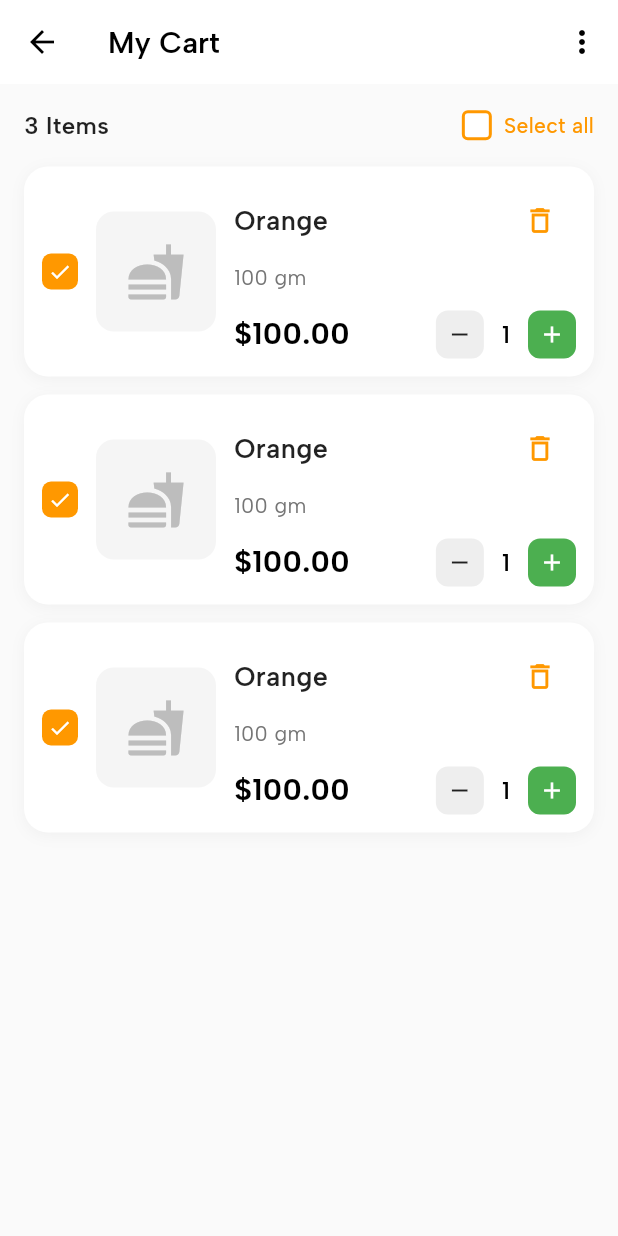
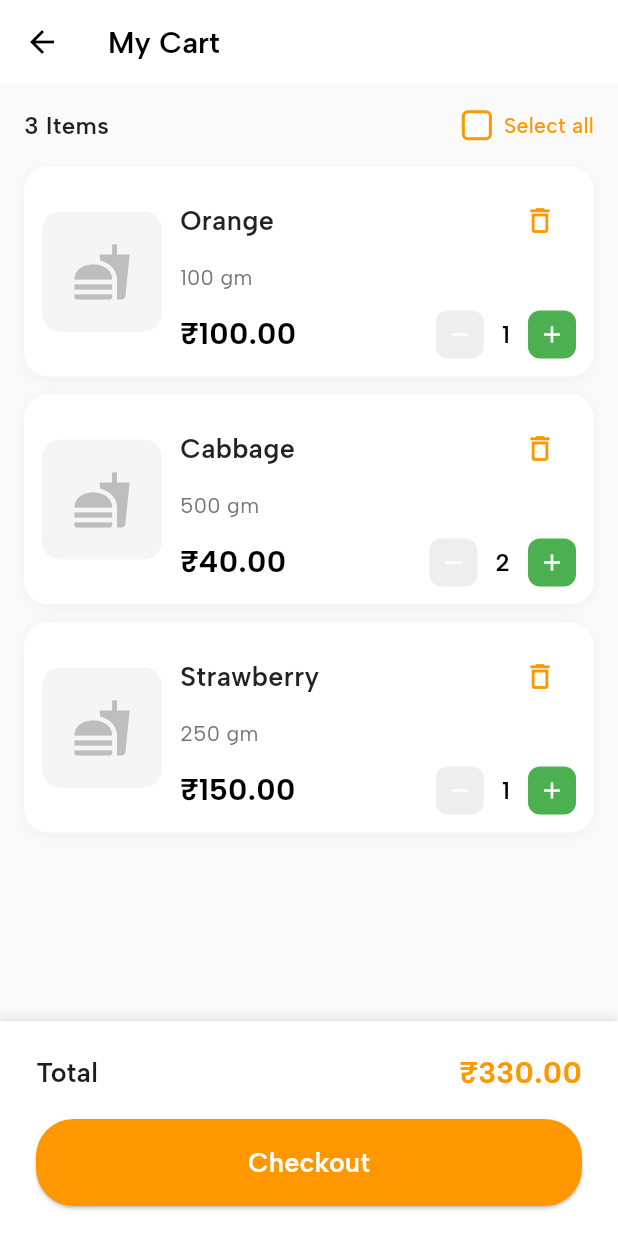
Before and after one commit to lokeshramchand-ctrl/SEKO, a Flutter app: the CartPage screen opened by its route, on a phone screen of 412 x 824 dp. Run offline on Flutter 3.47's test engine with Material 3 defaults, Android fonts, the light colour scheme and no system bars; our stand-ins replace flutter_secure_storage, google_fonts, lottie; accounts and stored records are empty.

Commit message:
KIKI - 21(Cleaning)

```diff
--- a/seko/lib/Cart.dart
+++ b/seko/lib/Cart.dart
@@ -1,5 +1,4 @@
-
-// ignore_for_file: use_super_parameters, deprecated_member_use, file_names
+// ignore_for_file: use_super_parameters, file_names, deprecated_member_use
 
 import 'package:flutter/material.dart';
 import 'package:google_fonts/google_fonts.dart';
@@ -12,8 +11,20 @@ class CartPage extends StatefulWidget {
 }
 
 class _CartPageState extends State<CartPage> {
-  List<CartItem> cartItems = [
+  /// =============================
+  /// 🛒 CART STATE
+  /// =============================
+  List<CartItem> cartItems = [];
+
+  bool selectAll = false;
+
+  @override
+  void initState() {
+    super.initState();
+    // You can later replace this with a call from backend or local storage
+    cartItems = [
       CartItem(
+        id: 1,
         name: 'Orange',
         weight: '100 gm',
         price: 100.00,
@@ -21,22 +32,60 @@ class _CartPageState extends State<CartPage> {
         image: 'assets/orange.png',
       ),
       CartItem(
-      name: 'Orange',
-      weight: '100 gm',
-      price: 100.00,
-      quantity: 1,
+        id: 2,
+        name: 'Cabbage',
+        weight: '500 gm',
+        price: 40.00,
+        quantity: 2,
         image: 'assets/cabbage.png',
       ),
       CartItem(
-      name: 'Orange',
-      weight: '100 gm',
-      price: 100.00,
+        id: 3,
+        name: 'Strawberry',
+        weight: '250 gm',
+        price: 150.00,
         quantity: 1,
         image: 'assets/strawberry.png',
       ),
     ];
+  }
 
-  bool selectAll = false;
+  /// =============================
+  /// 💡 CART LOGIC
+  /// =============================
+
+  void _toggleSelectAll() {
+    setState(() => selectAll = !selectAll);
+  }
+
+  void _updateQuantity(int id, int newQuantity) {
+    setState(() {
+      final index = cartItems.indexWhere((item) => item.id == id);
+      if (index != -1) cartItems[index].quantity = newQuantity;
+    });
+  }
+
+  void _removeItem(int id) {
+    setState(() => cartItems.removeWhere((item) => item.id == id));
+  }
+
+  double _calculateTotal() {
+    return cartItems.fold(0.0, (sum, item) => sum + (item.price * item.quantity));
+  }
+
+  void _checkout() {
+    // TODO: integrate with your backend / API
+    ScaffoldMessenger.of(context).showSnackBar(
+      SnackBar(
+        content: Text('Checkout Successful! (Total ₹${_calculateTotal().toStringAsFixed(2)})'),
+        backgroundColor: Colors.green,
+      ),
+    );
+  }
+
+  /// =============================
+  /// 🧱 UI
+  /// =============================
 
   @override
   Widget build(BuildContext context) {
@@ -57,16 +106,10 @@ class _CartPageState extends State<CartPage> {
             fontWeight: FontWeight.w600,
           ),
         ),
-        actions: [
-          IconButton(
-            icon: const Icon(Icons.more_vert, color: Colors.black),
-            onPressed: () {},
-          ),
-        ],
       ),
       body: Column(
         children: [
-          // Header with item count and select all
+          // 🧭 Header
           Padding(
             padding: const EdgeInsets.all(16.0),
             child: Row(
@@ -81,11 +124,7 @@ class _CartPageState extends State<CartPage> {
                   ),
                 ),
                 GestureDetector(
-                  onTap: () {
-                    setState(() {
-                      selectAll = !selectAll;
-                    });
-                  },
+                  onTap: _toggleSelectAll,
                   child: Row(
                     children: [
                       Container(
@@ -93,18 +132,11 @@ class _CartPageState extends State<CartPage> {
                         height: 20,
                         decoration: BoxDecoration(
                           color: selectAll ? Colors.orange : Colors.white,
-                          border: Border.all(
-                            color: Colors.orange,
-                            width: 2,
-                          ),
+                          border: Border.all(color: Colors.orange, width: 2),
                           borderRadius: BorderRadius.circular(4),
                         ),
                         child: selectAll
-                            ? const Icon(
-                                Icons.check,
-                                size: 14,
-                                color: Colors.white,
-                              )
+                            ? const Icon(Icons.check, size: 14, color: Colors.white)
                             : null,
                       ),
                       const SizedBox(width: 8),
@@ -122,32 +154,112 @@ class _CartPageState extends State<CartPage> {
               ],
             ),
           ),
-          // Cart Items List
+
+          // 🧺 Cart Items
           Expanded(
             child: ListView.builder(
               padding: const EdgeInsets.symmetric(horizontal: 16),
               itemCount: cartItems.length,
               itemBuilder: (context, index) {
+                final item = cartItems[index];
                 return CartItemWidget(
-                  item: cartItems[index],
-                  onQuantityChanged: (newQuantity) {
-                    setState(() {
-                      cartItems[index].quantity = newQuantity;
-                    });
-                  },
-                  onDelete: () {
-                    setState(() {
-                      cartItems.removeAt(index);
-                    });
-                  },
+                  item: item,
+                  onQuantityChanged: (newQuantity) =>
+                      _updateQuantity(item.id, newQuantity),
+                  onDelete: () => _removeItem(item.id),
                 );
               },
+            ),
+          ),
+
+          // 💰 Total Section
+          Container(
+            padding: const EdgeInsets.symmetric(horizontal: 24, vertical: 20),
+            decoration: const BoxDecoration(
+              color: Colors.white,
+              boxShadow: [
+                BoxShadow(
+                  color: Colors.black12,
+                  blurRadius: 6,
+                  offset: Offset(0, -2),
+                ),
+              ],
+            ),
+            child: Column(
+              children: [
+                Row(
+                  mainAxisAlignment: MainAxisAlignment.spaceBetween,
+                  children: [
+                    Text(
+                      'Total',
+                      style: GoogleFonts.albertSans(
+                        fontSize: 18,
+                        fontWeight: FontWeight.w600,
+                      ),
+                    ),
+                    Text(
+                      '₹${_calculateTotal().toStringAsFixed(2)}',
+                      style: GoogleFonts.albertSans(
+                        fontSize: 20,
+                        fontWeight: FontWeight.bold,
+                        color: Colors.orange,
+                      ),
+                    ),
+                  ],
+                ),
+                const SizedBox(height: 16),
+                SizedBox(
+                  width: double.infinity,
+                  child: ElevatedButton(
+                    style: ElevatedButton.styleFrom(
+                      backgroundColor: Colors.orange,
+                      shape: RoundedRectangleBorder(
+                        borderRadius: BorderRadius.circular(25),
+                      ),
+                      padding: const EdgeInsets.symmetric(vertical: 16),
+                    ),
+                    onPressed: _checkout,
+                    child: Text(
+                      'Checkout',
+                      style: GoogleFonts.albertSans(
+                        fontSize: 18,
+                        fontWeight: FontWeight.w600,
+                        color: Colors.white,
+                      ),
+                    ),
+                  ),
+                ),
+              ],
             ),
           ),
         ],
       ),
     );
   }
+}
+
+/// =======================================
+/// 📦 CART ITEM MODEL + WIDGET
+/// =======================================
+
+class CartItem {
+  final int id;
+  final String name;
+  final String weight;
+  final double price;
+  int quantity;
+  final String image;
+
+  CartItem({
+    required this.id,
+    required this.name,
+    required this.weight,
+    required this.price,
+    required this.quantity,
+    required this.image,
+  });
+
+  double get total => price * quantity;
 }
 
 class CartItemWidget extends StatelessWidget {
@@ -180,21 +292,6 @@ class CartItemWidget extends StatelessWidget {
       ),
       child: Row(
         children: [
-          // Checkbox
-          Container(
-            width: 24,
-            height: 24,
-            decoration: BoxDecoration(
-              color: Colors.orange,
-              borderRadius: BorderRadius.circular(6),
-            ),
-            child: const Icon(
-              Icons.check,
-              size: 16,
-              color: Colors.white,
-            ),
-          ),
-          const SizedBox(width: 12),
           // Product Image
           Container(
             width: 80,
@@ -204,11 +301,7 @@ class CartItemWidget extends StatelessWidget {
               borderRadius: BorderRadius.circular(12),
             ),
             child: Center(
-              child: Icon(
-                Icons.fastfood,
-                size: 40,
-                color: Colors.grey[400],
-              ),
+              child: Icon(Icons.fastfood, size: 40, color: Colors.grey[400]),
             ),
           ),
           const SizedBox(width: 12),
@@ -217,6 +310,7 @@ class CartItemWidget extends StatelessWidget {
             child: Column(
               crossAxisAlignment: CrossAxisAlignment.start,
               children: [
+                // Name + Delete
                 Row(
                   mainAxisAlignment: MainAxisAlignment.spaceBetween,
                   children: [
@@ -229,14 +323,9 @@ class CartItemWidget extends StatelessWidget {
                       ),
                     ),
                     IconButton(
-                      icon: const Icon(
-                        Icons.delete_outline,
-                        color: Colors.orange,
-                        size: 22,
-                      ),
+                      icon: const Icon(Icons.delete_outline,
+                          color: Colors.orange, size: 22),
                       onPressed: onDelete,
-                      padding: EdgeInsets.zero,
-                      constraints: const BoxConstraints(),
                     ),
                   ],
                 ),
@@ -250,11 +339,12 @@ class CartItemWidget extends StatelessWidget {
                   ),
                 ),
                 const SizedBox(height: 12),
+                // Price + Quantity Buttons
                 Row(
                   mainAxisAlignment: MainAxisAlignment.spaceBetween,
                   children: [
                     Text(
-                      '\$${item.price.toStringAsFixed(2)}',
+                      '₹${item.price.toStringAsFixed(2)}',
                       style: GoogleFonts.albertSans(
                         fontSize: 20,
                         fontWeight: FontWeight.w700,
@@ -263,29 +353,15 @@ class CartItemWidget extends StatelessWidget {
                     ),
                     Row(
                       children: [
-                        // Minus Button
                         GestureDetector(
                           onTap: () {
                             if (item.quantity > 1) {
                               onQuantityChanged(item.quantity - 1);
                             }
                           },
-                          child: Container(
-                            width: 32,
-                            height: 32,
-                            decoration: BoxDecoration(
-                              color: Colors.grey[200],
-                              borderRadius: BorderRadius.circular(8),
-                            ),
-                            child: const Icon(
-                              Icons.remove,
-                              size: 18,
-                              color: Colors.black87,
-                            ),
-                          ),
+                          child: _buildQtyButton(Icons.remove, Colors.grey[200]!),
                         ),
                         const SizedBox(width: 12),
-                        // Quantity
                         Text(
                           '${item.quantity}',
                           style: GoogleFonts.albertSans(
@@ -295,24 +371,9 @@ class CartItemWidget extends StatelessWidget {
                           ),
                         ),
                         const SizedBox(width: 12),
-                        // Plus Button
                         GestureDetector(
-                          onTap: () {
-                            onQuantityChanged(item.quantity + 1);
-                          },
-                          child: Container(
-                            width: 32,
-                            height: 32,
-                            decoration: BoxDecoration(
-                              color: Colors.green,
-                              borderRadius: BorderRadius.circular(8),
-                            ),
-                            child: const Icon(
-                              Icons.add,
-                              size: 18,
-                              color: Colors.white,
-                            ),
-                          ),
+                          onTap: () => onQuantityChanged(item.quantity + 1),
+                          child: _buildQtyButton(Icons.add, Colors.green),
                         ),
                       ],
                     ),
@@ -325,20 +386,16 @@ class CartItemWidget extends StatelessWidget {
       ),
     );
   }
+
+  Widget _buildQtyButton(IconData icon, Color color) {
+    return Container(
+      width: 32,
+      height: 32,
+      decoration: BoxDecoration(
+        color: color,
+        borderRadius: BorderRadius.circular(8),
+      ),
+      child: Icon(icon, size: 18, color: Colors.white),
+    );
   }
-
-class CartItem {
-  String name;
-  String weight;
-  double price;
-  int quantity;
-  String image;
-
-  CartItem({
-    required this.name,
-    required this.weight,
-    required this.price,
-    required this.quantity,
-    required this.image,
-  });
 }
--- a/seko/lib/Main Sector/ProductDetailPage.dart
+++ b/seko/lib/Main Sector/ProductDetailPage.dart
@@ -4,7 +4,7 @@ import 'dart:math';
 
 import 'package:flutter/material.dart';
 import 'package:google_fonts/google_fonts.dart';
-import 'package:seko/Main%20Sector/models/product.dart';
+import 'package:seko/models/product.dart';
 import '../enviroment.dart';
 
 class ProductDetailPage extends StatelessWidget {
--- a/seko/lib/Main Sector/pages/vegetables.dart
+++ b/seko/lib/Main Sector/pages/vegetables.dart
@@ -5,7 +5,7 @@ import 'dart:math';
 import 'package:flutter/material.dart';
 import 'package:google_fonts/google_fonts.dart';
 import 'package:seko/Main%20Sector/ProductDetailPage.dart';
-import 'package:seko/Main%20Sector/models/product.dart';
+import 'package:seko/models/product.dart';
 import 'package:seko/enviroment.dart';
 import '../repository/product_repository.dart';
 
--- a/seko/lib/Main Sector/repository/product_repository.dart
+++ b/seko/lib/Main Sector/repository/product_repository.dart
@@ -2,7 +2,7 @@
 import 'dart:convert';
 import 'package:http/http.dart' as http;
 import 'package:seko/enviroment.dart';
-import '../models/product.dart';
+import '../../models/product.dart';
 
 class ProductRepository {
   Future<List<Product>> fetchProductsByCategory(String category) async {
```
Also changed, not shown: seko/lib/Main Sector/repository/cart_repository.dart (added, +75 -0 lines), seko/lib/models/cart.dart (added, +22 -0 lines), seko/lib/models/product.dart (renamed from seko/lib/Main Sector/models/product.dart). Lines whose indentation alone changed are shown as unchanged.
